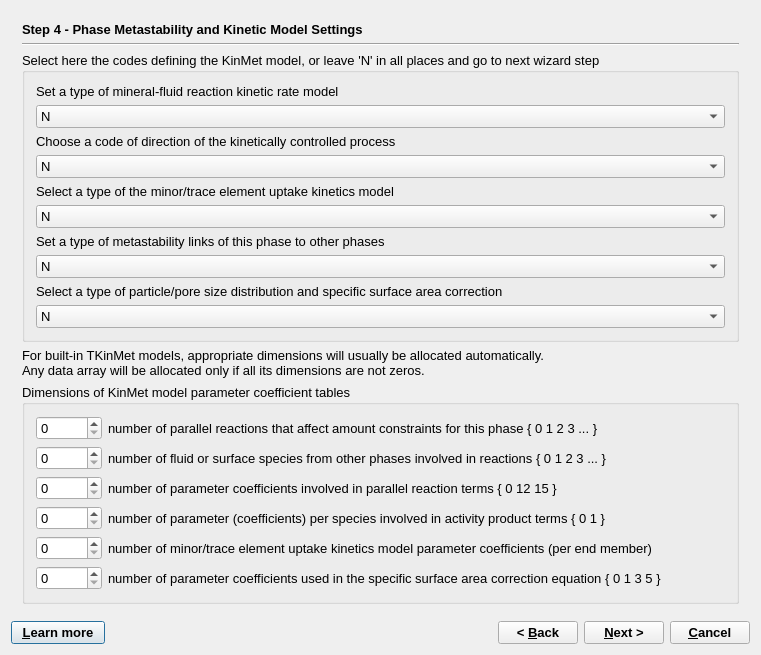
Before: the Qt Designer form GUI/Dialogs4/PhaseWizard4.ui in gemshub/GEMSGUI, drawn with Qt 5.
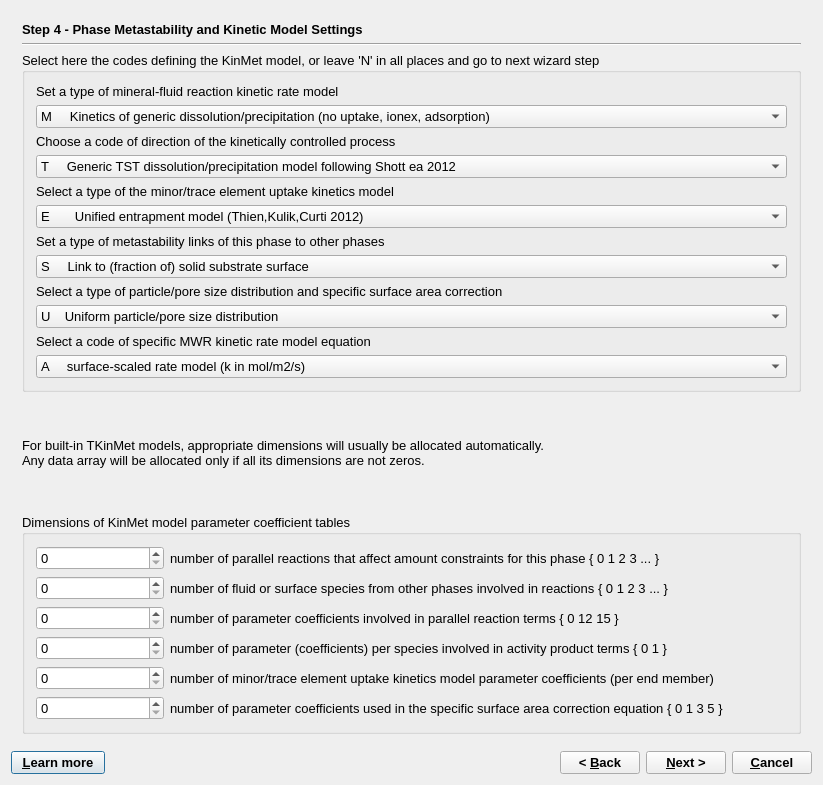
After: the same form once the commit is applied. The open tabs and pages were chosen to show the change.

Commit message: Added TKinMet codes to PhaseWizard

The edit to the form file:
```diff
--- a/GUI/Dialogs4/PhaseWizard4.ui
+++ b/GUI/Dialogs4/PhaseWizard4.ui
@@ -9,8 +9,8 @@
    <rect>
     <x>0</x>
     <y>0</y>
-    <width>761</width>
-    <height>644</height>
+    <width>823</width>
+    <height>785</height>
    </rect>
   </property>
   <property name="font">
@@ -21,7 +21,7 @@
   <property name="windowTitle">
    <string>GEM-Selektor Proces</string>
   </property>
-  <layout class="QVBoxLayout" name="verticalLayout_9">
+  <layout class="QVBoxLayout" name="verticalLayout_11">
    <item>
     <widget class="QStackedWidget" name="stackedWidget">
      <property name="mouseTracking">
@@ -1197,7 +1197,7 @@
       </layout>
      </widget>
      <widget class="QWidget" name="page_5">
-      <layout class="QVBoxLayout" name="verticalLayout_11">
+      <layout class="QVBoxLayout" name="verticalLayout_10">
        <item>
         <widget class="QLabel" name="label_4">
          <property name="sizePolicy">
@@ -1229,7 +1229,7 @@
          <property name="title">
           <string>Select here the codes defining the KinMet model, or leave 'N' in all places and go to next wizard step </string>
          </property>
-         <layout class="QVBoxLayout" name="verticalLayout_10">
+         <layout class="QVBoxLayout" name="verticalLayout_9">
           <item>
            <widget class="QLabel" name="label_7">
             <property name="text">
@@ -1241,7 +1241,7 @@
            <widget class="QComboBox" name="kin_t2">
             <item>
              <property name="text">
-              <string>N</string>
+              <string>M     Kinetics of generic dissolution/precipitation (no uptake, ionex, adsorption)</string>
              </property>
             </item>
             <item>
@@ -1267,7 +1267,7 @@
            <widget class="QComboBox" name="kin_t3">
             <item>
              <property name="text">
-              <string>N</string>
+              <string>T     Generic TST dissolution/precipitation model following Shott ea 2012</string>
              </property>
             </item>
             <item>
@@ -1303,7 +1303,7 @@
            <widget class="QComboBox" name="kin_t4">
             <item>
              <property name="text">
-              <string>N</string>
+              <string>E       Unified entrapment model (Thien,Kulik,Curti 2012)</string>
              </property>
             </item>
             <item>
@@ -1329,7 +1329,7 @@
            <widget class="QComboBox" name="kin_t5">
             <item>
              <property name="text">
-              <string>N</string>
+              <string>S     Link to (fraction of) solid substrate surface</string>
              </property>
             </item>
             <item>
@@ -1355,7 +1355,7 @@
            <widget class="QComboBox" name="kin_t6">
             <item>
              <property name="text">
-              <string>N</string>
+              <string>U    Uniform particle/pore size distribution</string>
              </property>
             </item>
             <item>
@@ -1365,7 +1365,38 @@
             </item>
             <item>
              <property name="text">
-              <string>B</string>
+              <string>F    Empirical distribution function</string>
+             </property>
+            </item>
+            <item>
+             <property name="text">
+              <string>N    not defined, no account for</string>
+             </property>
+            </item>
+           </widget>
+          </item>
+          <item>
+           <widget class="QLabel" name="label_12">
+            <property name="text">
+             <string>Select a code of specific MWR kinetic rate model equation</string>
+            </property>
+           </widget>
+          </item>
+          <item>
+           <widget class="QComboBox" name="kin_t7">
+            <item>
+             <property name="text">
+              <string>A     surface-scaled rate model (k in mol/m2/s)</string>
+             </property>
+            </item>
+            <item>
+             <property name="text">
+              <string>V     pore-volume-scaled model (k in mol/m3/s)</string>
+             </property>
+            </item>
+            <item>
+             <property name="text">
+              <string>N    not defined, no account for</string>
              </property>
             </item>
            </widget>
```
Left out of the diff: 69 changed lines with no effect on the pictures. The commit also changes 2 other files.
